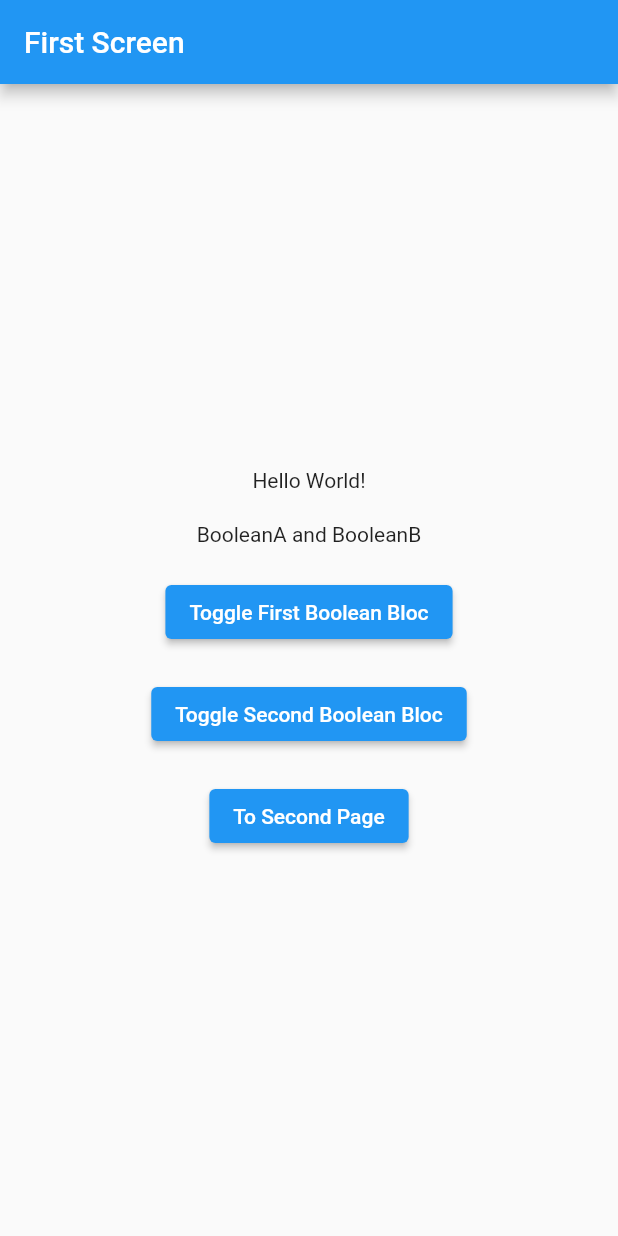
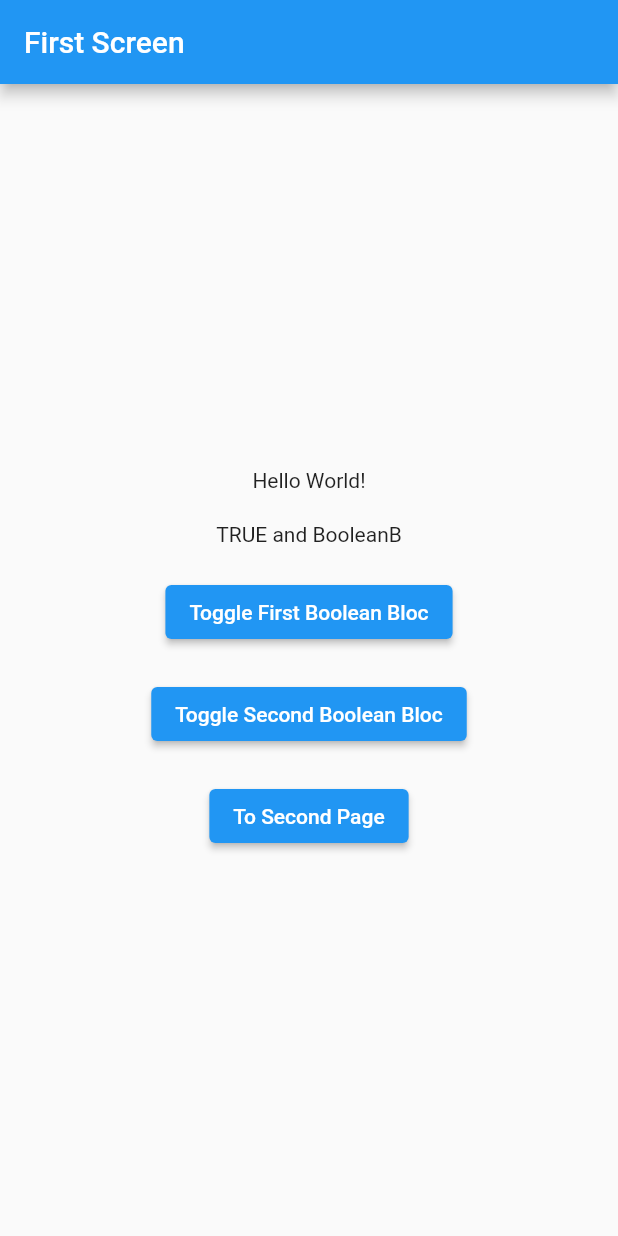
Before and after one commit to max-torch/bloc_workshop, a Flutter app: the screen it shows after launch, on a phone screen of 412 x 824 dp. Run offline on Flutter 3.47's test engine with Material 2 defaults, Android fonts, the phone set to English and light mode, and no system bars; our stand-ins replace bloc, flutter_bloc.

Commit message:
Show Bloc state on Text

```diff
--- a/lib/presentation/screens/first_screen.dart
+++ b/lib/presentation/screens/first_screen.dart
@@ -21,7 +21,11 @@ class FirstScreen extends StatelessWidget {
             SizedBox(
               height: 20,
             ),
-            Text("BooleanA and BooleanB"),
+            BlocBuilder<FirstBooleanBloc, bool>(
+              builder: (context, state) {
+                return Text("${state.toString().toUpperCase()} and BooleanB");
+              },
+            ),
             SizedBox(
               height: 20,
             ),
```
